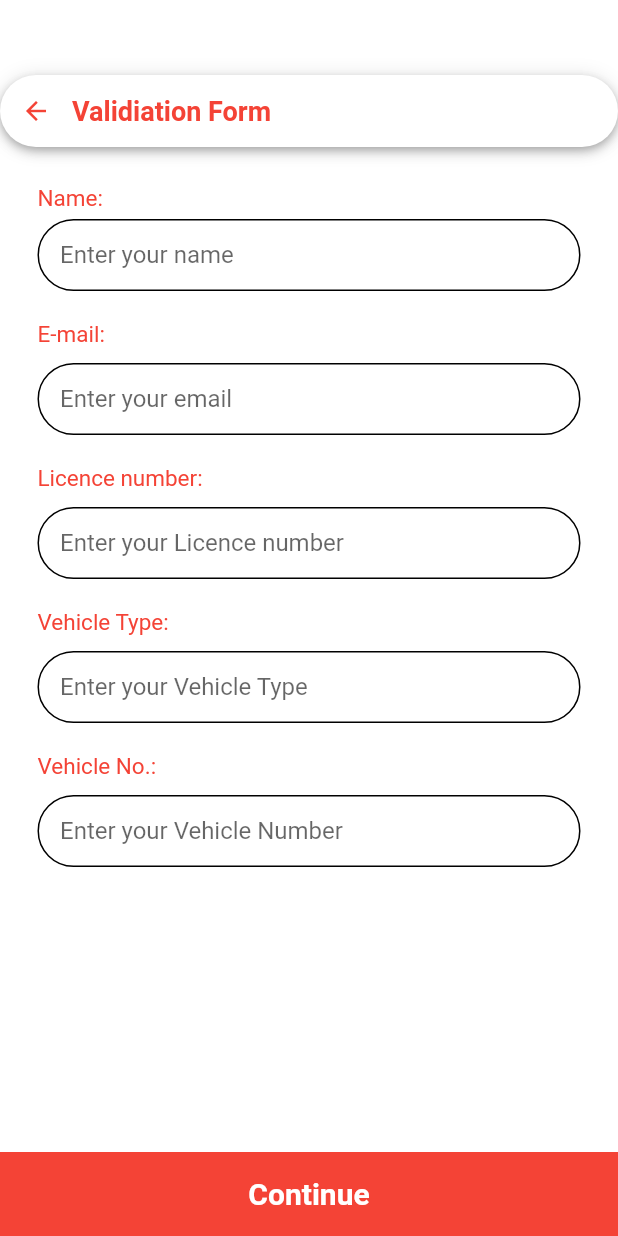
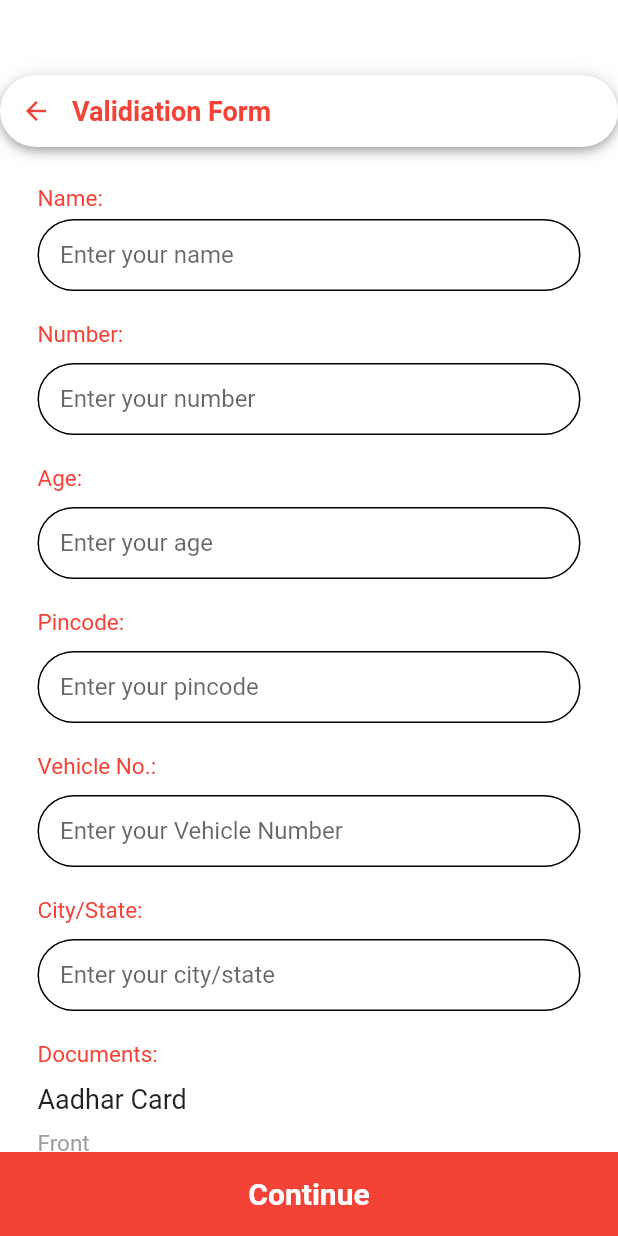
Before and after one commit to eshaananand/vendor_delivery, a Flutter app: the Auth screen opened directly, on a phone screen of 412 x 824 dp. Run offline on Flutter 3.47's test engine with Material 2 defaults, Android fonts, the phone set to English and light mode, and no system bars; our stand-ins replace contained_tab_bar_view, dropdown_search, google_maps_flutter, hexcolor, persistent_bottom_nav_bar_v2.

Commit message:
added fields in verification

```diff
--- a/lib/screens/auth.dart
+++ b/lib/screens/auth.dart
@@ -41,9 +41,6 @@ class _AuthState extends State<Auth> {
           ),
         ),
         body: SingleChildScrollView(
-          child: Container(
-            height: MediaQuery.of(context).size.height,
-            width: double.infinity,
           child: Column(
               mainAxisAlignment: MainAxisAlignment.start,
               crossAxisAlignment: CrossAxisAlignment.start,
@@ -115,20 +112,21 @@ class _AuthState extends State<Auth> {
                         height: 20,
                       ),
                       Text(
-                          "E-mail:",
+                        "Number:",
                         style: TextStyle(color: Colors.red, fontSize: 15),
                       ),
                       SizedBox(
                         height: 10,
                       ),
                       TextFormField(
+                        keyboardType: TextInputType.number,
                         validator: (value) =>
-                              value!.isEmpty ? 'Enter your email' : null,
+                            value!.isEmpty ? 'Enter your number' : null,
                         style: TextStyle(color: Colors.black),
                         decoration: InputDecoration(
                             contentPadding: EdgeInsets.only(
                                 left: 15, bottom: 11, top: 11, right: 15),
-                              hintText: "Enter your email",
+                            hintText: "Enter your number",
                             focusedBorder: OutlineInputBorder(
                               borderSide: const BorderSide(
                                   color: Colors.black, width: 2.0),
@@ -143,21 +141,20 @@ class _AuthState extends State<Auth> {
                         height: 20,
                       ),
                       Text(
-                          "Licence number:",
+                        "Age:",
                         style: TextStyle(color: Colors.red, fontSize: 15),
                       ),
                       SizedBox(
                         height: 10,
                       ),
                       TextFormField(
-                          validator: (value) => value!.isEmpty
-                              ? 'Enter your Licence number'
-                              : null,
+                        validator: (value) =>
+                            value!.isEmpty ? 'Enter your age' : null,
                         style: TextStyle(color: Colors.black),
                         decoration: InputDecoration(
                             contentPadding: EdgeInsets.only(
                                 left: 15, bottom: 11, top: 11, right: 15),
-                              hintText: "Enter your Licence number",
+                            hintText: "Enter your age",
                             focusedBorder: OutlineInputBorder(
                               borderSide: const BorderSide(
                                   color: Colors.black, width: 2.0),
@@ -172,7 +169,7 @@ class _AuthState extends State<Auth> {
                         height: 20,
                       ),
                       Text(
-                          "Vehicle Type:",
+                        "Pincode:",
                         style: TextStyle(color: Colors.red, fontSize: 15),
                       ),
                       SizedBox(
@@ -180,12 +177,12 @@ class _AuthState extends State<Auth> {
                       ),
                       TextFormField(
                         validator: (value) =>
-                              value!.isEmpty ? 'Enter your Vehicle Type' : null,
+                            value!.isEmpty ? 'Enter your pincode' : null,
                         style: TextStyle(color: Colors.black),
                         decoration: InputDecoration(
                             contentPadding: EdgeInsets.only(
                                 left: 15, bottom: 11, top: 11, right: 15),
-                              hintText: "Enter your Vehicle Type",
+                            hintText: "Enter your pincode",
                             focusedBorder: OutlineInputBorder(
                               borderSide: const BorderSide(
                                   color: Colors.black, width: 2.0),
@@ -207,9 +204,8 @@ class _AuthState extends State<Auth> {
                         height: 10,
                       ),
                       TextFormField(
-                          validator: (value) => value!.isEmpty
-                              ? 'Enter your Vehicle Number'
-                              : null,
+                        validator: (value) =>
+                            value!.isEmpty ? 'Enter your Vehicle Number' : null,
                         style: TextStyle(color: Colors.black),
                         decoration: InputDecoration(
                             contentPadding: EdgeInsets.only(
@@ -225,13 +221,163 @@ class _AuthState extends State<Auth> {
                               borderRadius: BorderRadius.circular(25.0),
                             )),
                       ),
+                      SizedBox(
+                        height: 20,
+                      ),
+                      Text(
+                        "City/State:",
+                        style: TextStyle(color: Colors.red, fontSize: 15),
+                      ),
+                      SizedBox(
+                        height: 10,
+                      ),
+                      TextFormField(
+                        validator: (value) =>
+                            value!.isEmpty ? 'Enter your city/state' : null,
+                        style: TextStyle(color: Colors.black),
+                        decoration: InputDecoration(
+                            contentPadding: EdgeInsets.only(
+                                left: 15, bottom: 11, top: 11, right: 15),
+                            hintText: "Enter your city/state",
+                            focusedBorder: OutlineInputBorder(
+                              borderSide: const BorderSide(
+                                  color: Colors.black, width: 2.0),
+                              borderRadius: BorderRadius.circular(10.0),
+                            ),
+                            enabledBorder: OutlineInputBorder(
+                              borderSide: BorderSide(color: Colors.black),
+                              borderRadius: BorderRadius.circular(25.0),
+                            )),
+                      ),
+                      SizedBox(
+                        height: 20,
+                      ),
+                      Text(
+                        "Documents:",
+                        style: TextStyle(color: Colors.red, fontSize: 15),
+                      ),
+                      SizedBox(
+                        height: 10,
+                      ),
+                      Text(
+                        "Aadhar Card",
+                        style: TextStyle(
+                          fontSize: 18,
+                        ),
+                      ),
+                      SizedBox(
+                        height: 10,
+                      ),
+                      Text(
+                        "Front",
+                        style: TextStyle(
+                          color: Colors.grey,
+                          fontSize: 15,
+                        ),
+                      ),
+                      Container(
+                          height: 200,
+                          width: double.infinity,
+                          decoration: BoxDecoration(
+                            border: Border.all(),
+                            borderRadius: BorderRadius.circular(10),
+                          ),
+                          child: Center(
+                            child: IconButton(
+                              onPressed: () {},
+                              icon: Icon(Icons.add, size: 35),
+                            ),
+                          )),
+                      SizedBox(
+                        height: 10,
+                      ),
+                      Text(
+                        "Back",
+                        style: TextStyle(
+                          color: Colors.grey,
+                        ),
+                      ),
+                      Container(
+                          height: 200,
+                          width: double.infinity,
+                          decoration: BoxDecoration(
+                            border: Border.all(),
+                            borderRadius: BorderRadius.circular(10),
+                          ),
+                          child: Center(
+                            child: IconButton(
+                              onPressed: () {},
+                              icon: Icon(Icons.add, size: 35),
+                            ),
+                          )),
+                      SizedBox(
+                        height: 10,
+                      ),
+                      Divider(
+                        thickness: 5,
+                      ),
+                      SizedBox(
+                        height: 10,
+                      ),
+                      Text(
+                        "Voter ID",
+                        style: TextStyle(
+                          fontSize: 18,
+                        ),
+                      ),
+                      SizedBox(
+                        height: 10,
+                      ),
+                      Container(
+                          height: 200,
+                          width: double.infinity,
+                          decoration: BoxDecoration(
+                            border: Border.all(),
+                            borderRadius: BorderRadius.circular(10),
+                          ),
+                          child: Center(
+                            child: IconButton(
+                              onPressed: () {},
+                              icon: Icon(Icons.add, size: 35),
+                            ),
+                          )),
+                      SizedBox(
+                        height: 10,
+                      ),
+                      Divider(
+                        thickness: 5,
+                      ),
+                      SizedBox(
+                        height: 10,
+                      ),
+                      Text(
+                        "Shop Docs",
+                        style: TextStyle(
+                          fontSize: 18,
+                        ),
+                      ),
+                      SizedBox(
+                        height: 10,
+                      ),
+                      Container(
+                          height: 200,
+                          width: double.infinity,
+                          decoration: BoxDecoration(
+                            border: Border.all(),
+                            borderRadius: BorderRadius.circular(10),
+                          ),
+                          child: Center(
+                            child: IconButton(
+                              onPressed: () {},
+                              icon: Icon(Icons.add, size: 35),
+                            ),
+                          ))
                     ],
                   ),
                 ),
               ]),
         ),
       ),
-      ),
     );
   }
 }
--- a/lib/screens/login1.dart
+++ b/lib/screens/login1.dart
@@ -9,7 +9,7 @@ class LoginPage1 extends StatelessWidget {
   LoginPage1({Key? key}) : super(key: key);
   TextEditingController numberController = TextEditingController();
 
-  void login(String number) async {
+  void login(String number, BuildContext context) async {
     print("login $number");
     try {
       Response response = await post(
@@ -22,11 +22,11 @@ class LoginPage1 extends StatelessWidget {
       if (response.statusCode == 200) {
         print("OTP Sent successfully");
         // ignore: use_build_context_synchronously
-        Navigator.push(
-            context,
-            MaterialPageRoute(
-                builder: (context) =>
-                    Otp(number: numberController.text.toString())));
+        // Navigator.push(
+        //     context,
+        //     MaterialPageRoute(
+        //         builder: (context) =>
+        //             Otp(number: numberController.text.toString())));
       } else {
         print("Login failed");
       }
@@ -172,7 +172,14 @@ class LoginPage1 extends StatelessWidget {
                         height: 60,
                         minWidth: 150,
                         onPressed: () {
-                           login(numberController.text.toString());
+                          login(numberController.text.toString(), context);
+                          Navigator.push(
+                              context,
+                              MaterialPageRoute(
+                                  builder: (context) => Otp(
+                                      // number:
+                                      //     numberController.text.toString()
+                                      )));
                         },
                         color: Colors.red,
                         elevation: 5,
--- a/lib/screens/login2.dart
+++ b/lib/screens/login2.dart
@@ -1,5 +1,6 @@
 import 'package:flutter/cupertino.dart';
 import 'package:flutter/material.dart';
+import 'package:http/http.dart';
 import 'package:vendor_delivery/screens/otp.dart';
 
 class LoginPage2 extends StatelessWidget {
@@ -73,10 +74,7 @@ class LoginPage2 extends StatelessWidget {
                               color: Colors.blue,
                               size: 50,
                             ),
-                            Icon(
-                              Icons.g_mobiledata,
-                              size: 50,
-                            ),
+                            Image.asset("assets/google.png")
                           ],
                         )
                       ],
@@ -85,6 +83,7 @@ class LoginPage2 extends StatelessWidget {
                   Padding(
                     padding: EdgeInsets.symmetric(horizontal: 40),
                     child: Column(
+                      crossAxisAlignment: CrossAxisAlignment.start,
                       // TODO: mainAxisAlignment: MainAxisAlignment.spaceAround,
                       children: <Widget>[
                         Text(
@@ -152,8 +151,9 @@ class LoginPage2 extends StatelessWidget {
                               context,
                               MaterialPageRoute(
                                   builder: (context) => Otp(
-                                      number:
-                                          numberController.text.toString())));
+                                      // number:
+                                      //     numberController.text.toString()
+                                      )));
                         },
                         color: Colors.red,
                         elevation: 5,
--- a/pubspec.yaml
+++ b/pubspec.yaml
@@ -41,6 +41,7 @@ dependencies:
   flutter_svg: ^1.1.1+1
   google_maps_flutter: ^2.1.8
   dropdown_search: ^5.0.3
+  http:
 
 dev_dependencies:
   flutter_test:
```
Also changed, not shown: pubspec.lock. Lines whose indentation alone changed are shown as unchanged.
